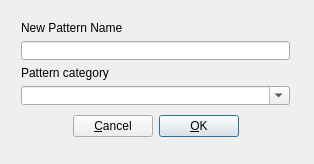
Qt form gui/src/UI/PatternPropertiesDialog_UI.ui (hydrogen-music/hydrogen) before a commit.
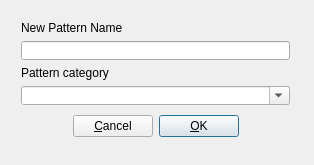
The same form after that commit.

Commit message: fix the MAX_LAYERS bug in local_file_mgr.cpp

Patch:
```diff
--- a/gui/src/UI/PatternPropertiesDialog_UI.ui
+++ b/gui/src/UI/PatternPropertiesDialog_UI.ui
@@ -1,12 +1,12 @@
 <ui version="4.0" >
  <class>PatternPropertiesDialog_UI</class>
- <widget class="QDialog" name="PatternPropertiesDialog_UI" >
-  <property name="geometry" >
+ <widget class="QDialog" name="PatternPropertiesDialog_UI">
+  <property name="geometry">
    <rect>
     <x>0</x>
     <y>0</y>
     <width>314</width>
-    <height>164</height>
+    <height>165</height>
    </rect>
   </property>
   <property name="windowTitle" >
@@ -106,7 +106,7 @@
    </layout>
   </widget>
  </widget>
- <layoutdefault spacing="6" margin="11" />
+ <layoutdefault spacing="6" margin="11"/>
  <resources/>
  <connections/>
 </ui>
```
Left out of the diff: 51 changed lines with no effect on the pictures. The commit also changes 1 other file.
